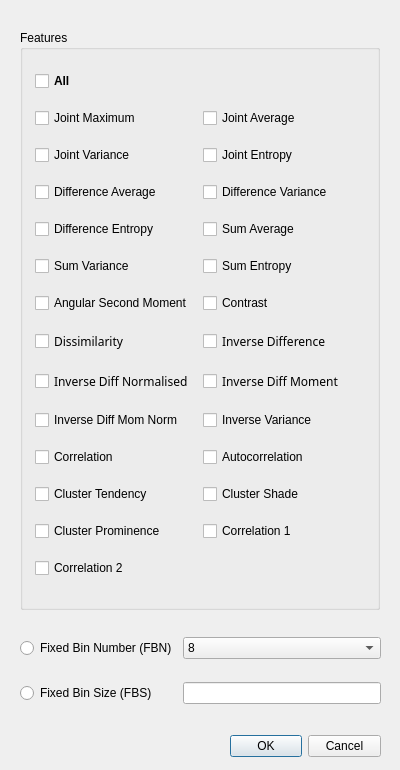
This is platform/popup_GLCM.ui in Jiwon-Hwang/Radiomics-Feature-Extraction as Qt 5 draws it before an edit. The edited form follows.
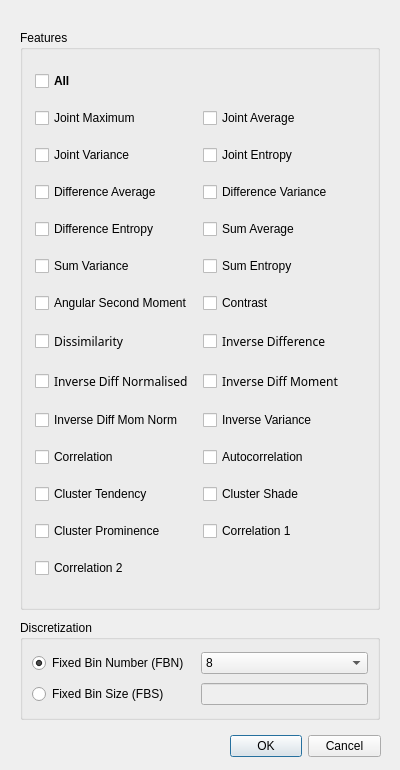
This is the edited form.

Commit message: add Discretization(bin) groupBox, signal-slot(checkBinOption)

What changed in the file:
```diff
--- a/platform/popup_GLCM.ui
+++ b/platform/popup_GLCM.ui
@@ -555,22 +555,26 @@
     </item>
    </layout>
   </widget>
-  <widget class="QWidget" name="gridLayoutWidget">
+  <widget class="QGroupBox" name="groupBox">
    <property name="geometry">
     <rect>
      <x>20</x>
      <y>620</y>
-     <width>361</width>
-     <height>101</height>
+     <width>360</width>
+     <height>100</height>
     </rect>
    </property>
-   <layout class="QGridLayout" name="gridLayout_2">
-    <property name="sizeConstraint">
-     <enum>QLayout::SetDefaultConstraint</enum>
-    </property>
-    <property name="horizontalSpacing">
-     <number>6</number>
-    </property>
+   <property name="title">
+    <string>Discretization</string>
+   </property>
+   <layout class="QGridLayout" name="gridLayout_4">
+    <item row="2" column="1">
+     <widget class="QLineEdit" name="lineEdit_sBin">
+      <property name="enabled">
+       <bool>false</bool>
+      </property>
+     </widget>
+    </item>
     <item row="0" column="1">
      <widget class="QComboBox" name="comboBox_nBins">
       <property name="sizePolicy">
@@ -622,20 +626,20 @@
     <item row="0" column="0">
      <widget class="QRadioButton" name="radioButton_FBN">
       <property name="text">
-       <string>Fixed Bin Number (FBN)</string>
+       <string>Fixed Bin Number (FBN)  </string>
+      </property>
+      <property name="checked">
+       <bool>true</bool>
       </property>
      </widget>
     </item>
-    <item row="1" column="0">
+    <item row="2" column="0">
      <widget class="QRadioButton" name="radioButton_FBS">
       <property name="text">
        <string>Fixed Bin Size (FBS)</string>
       </property>
      </widget>
     </item>
-    <item row="1" column="1">
-     <widget class="QLineEdit" name="lineEdit_sBin"/>
-    </item>
    </layout>
   </widget>
  </widget>
```
The commit also changes 7 other files.
